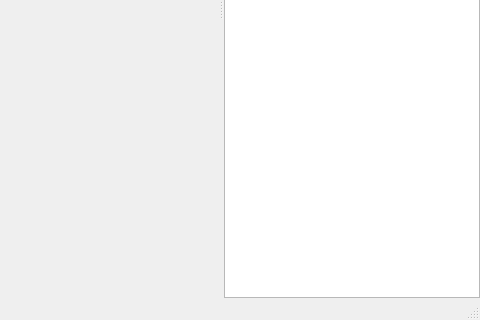
czyt1988/tmp_exchange, file MainWindow.ui: the form before one commit; both pictures show x 320 to 800 and y 280 to 600 of the 800 by 600 pixel window.
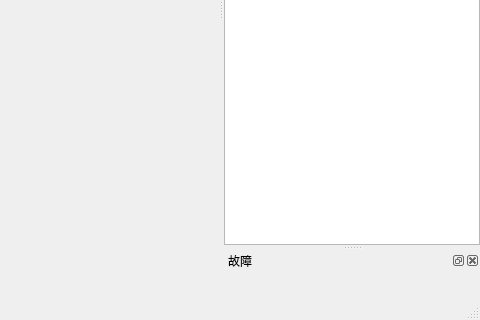
The form after the commit. Custom widgets are drawn as their Qt base class.

Commit message: 完成故障查询功能

What changed in the file:
```diff
--- a/MainWindow.ui
+++ b/MainWindow.ui
@@ -55,7 +55,45 @@
     </layout>
    </widget>
   </widget>
+  <widget class="QDockWidget" name="dockWidgetFault">
+   <property name="windowTitle">
+    <string>故障</string>
+   </property>
+   <attribute name="dockWidgetArea">
+    <number>2</number>
+   </attribute>
+   <widget class="QWidget" name="dockWidgetContents_2">
+    <layout class="QVBoxLayout" name="verticalLayout_2">
+     <property name="spacing">
+      <number>0</number>
+     </property>
+     <property name="leftMargin">
+      <number>0</number>
+     </property>
+     <property name="topMargin">
+      <number>0</number>
+     </property>
+     <property name="rightMargin">
+      <number>0</number>
+     </property>
+     <property name="bottomMargin">
+      <number>0</number>
+     </property>
+     <item>
+      <widget class="GFaultWidget" name="widgetFaule" native="true"/>
+     </item>
+    </layout>
+   </widget>
+  </widget>
  </widget>
+ <customwidgets>
+  <customwidget>
+   <class>GFaultWidget</class>
+   <extends>QWidget</extends>
+   <header location="global">GFaultWidget.h</header>
+   <container>1</container>
+  </customwidget>
+ </customwidgets>
  <resources/>
  <connections/>
 </ui>
```
Left out of the diff: 4 changed lines with no effect on the pictures. The commit also changes 16 other files.
